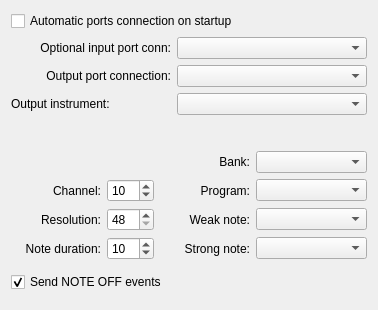
Old version of the form src/kmetropreferencesbase.ui in the repository pedrolcl/kmetronome.
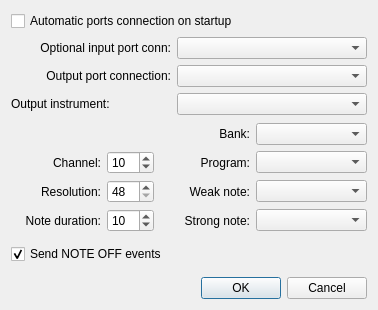
New version of the form.

```diff
--- a/src/kmetropreferencesbase.ui
+++ b/src/kmetropreferencesbase.ui
@@ -21,7 +21,7 @@
 MA 02110-1301, USA
 </comment>
  <class>KMetroPreferencesBase</class>
- <widget class="QWidget" name="KMetroPreferencesBase">
+ <widget class="QDialog" name="KMetroPreferencesBase">
   <property name="geometry">
    <rect>
     <x>0</x>
@@ -436,6 +436,13 @@
      </item>
     </layout>
    </item>
+   <item>
+    <widget class="QDialogButtonBox" name="buttonBox">
+     <property name="standardButtons">
+      <set>QDialogButtonBox::Cancel|QDialogButtonBox::Ok</set>
+     </property>
+    </widget>
+   </item>
   </layout>
  </widget>
  <layoutdefault spacing="6" margin="11"/>
```
Left out of the diff: 40 changed lines with no effect on the pictures.
